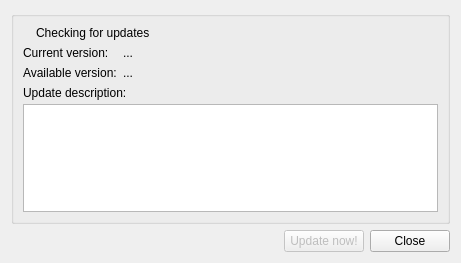
First picture: the form in source/updater/update_dialog.ui, repository dchapyshev/aspia, before the edit.
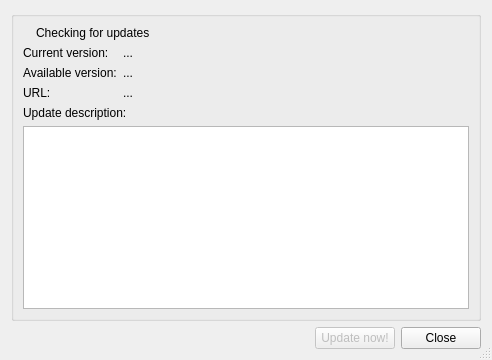
Second picture: the form after the edit. Icons and pictures are not drawn.

```diff
--- a/source/updater/update_dialog.ui
+++ b/source/updater/update_dialog.ui
@@ -6,20 +6,23 @@
    <rect>
     <x>0</x>
     <y>0</y>
-    <width>461</width>
-    <height>263</height>
+    <width>492</width>
+    <height>360</height>
    </rect>
   </property>
   <property name="windowTitle">
    <string>Update</string>
   </property>
-  <layout class="QVBoxLayout" name="verticalLayout_5">
+  <property name="sizeGripEnabled">
+   <bool>true</bool>
+  </property>
+  <layout class="QVBoxLayout" name="verticalLayout_6">
    <item>
     <widget class="QGroupBox" name="groupBox">
      <property name="title">
       <string/>
      </property>
-     <layout class="QVBoxLayout" name="verticalLayout_4">
+     <layout class="QVBoxLayout" name="verticalLayout_5">
       <item>
        <layout class="QHBoxLayout" name="horizontalLayout_3">
         <item>
@@ -50,6 +53,8 @@
       <item>
        <layout class="QHBoxLayout" name="horizontalLayout_2">
         <item>
+         <layout class="QVBoxLayout" name="verticalLayout_3">
+          <item>
          <layout class="QVBoxLayout" name="verticalLayout">
           <item>
            <widget class="QLabel" name="label_title_current">
@@ -68,6 +73,17 @@
          </layout>
         </item>
         <item>
+           <widget class="QLabel" name="label_title_url">
+            <property name="text">
+             <string>URL:</string>
+            </property>
+           </widget>
+          </item>
+         </layout>
+        </item>
+        <item>
+         <layout class="QVBoxLayout" name="verticalLayout_4">
+          <item>
          <layout class="QVBoxLayout" name="verticalLayout_2">
           <item>
            <widget class="QLabel" name="label_current">
@@ -97,26 +113,26 @@
           </item>
          </layout>
         </item>
-       </layout>
-      </item>
       <item>
-       <widget class="QWidget" name="widget_description" native="true">
-        <layout class="QVBoxLayout" name="verticalLayout_3">
-         <property name="spacing">
-          <number>4</number>
-         </property>
-         <property name="leftMargin">
-          <number>0</number>
-         </property>
-         <property name="topMargin">
-          <number>0</number>
-         </property>
-         <property name="rightMargin">
-          <number>0</number>
-         </property>
-         <property name="bottomMargin">
-          <number>0</number>
-         </property>
+           <widget class="QLabel" name="label_url">
+            <property name="text">
+             <string notr="true">...</string>
+            </property>
+            <property name="scaledContents">
+             <bool>true</bool>
+            </property>
+            <property name="wordWrap">
+             <bool>true</bool>
+            </property>
+            <property name="openExternalLinks">
+             <bool>true</bool>
+            </property>
+           </widget>
+          </item>
+         </layout>
+        </item>
+       </layout>
+      </item>
          <item>
           <widget class="QLabel" name="label_description">
            <property name="text">
@@ -126,12 +142,19 @@
          </item>
          <item>
           <widget class="QTextEdit" name="edit_description">
+        <property name="enabled">
+         <bool>true</bool>
+        </property>
            <property name="readOnly">
             <bool>true</bool>
            </property>
-          </widget>
-         </item>
-        </layout>
+        <property name="html">
+         <string notr="true">&lt;!DOCTYPE HTML PUBLIC &quot;-//W3C//DTD HTML 4.0//EN&quot; &quot;http://www.w3.org/TR/REC-html40/strict.dtd&quot;&gt;
+&lt;html&gt;&lt;head&gt;&lt;meta name=&quot;qrichtext&quot; content=&quot;1&quot; /&gt;&lt;style type=&quot;text/css&quot;&gt;
+p, li { white-space: pre-wrap; }
+&lt;/style&gt;&lt;/head&gt;&lt;body style=&quot; font-family:'MS Shell Dlg 2'; font-size:8.25pt; font-weight:400; font-style:normal;&quot;&gt;
+&lt;p style=&quot;-qt-paragraph-type:empty; margin-top:0px; margin-bottom:0px; margin-left:0px; margin-right:0px; -qt-block-indent:0; text-indent:0px;&quot;&gt;&lt;br /&gt;&lt;/p&gt;&lt;/body&gt;&lt;/html&gt;</string>
+        </property>
        </widget>
       </item>
      </layout>
```
Left out of the diff: 4 changed lines with no effect on the pictures. Lines whose indentation alone changed are shown as unchanged.
